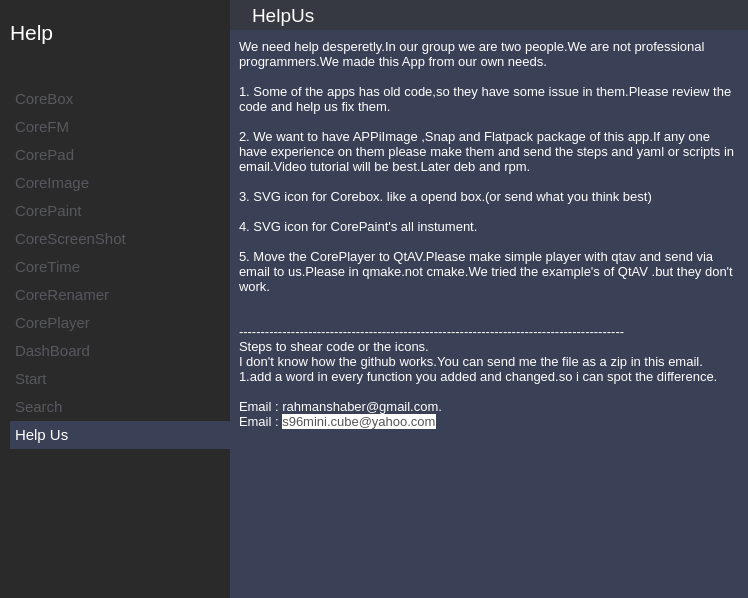
Before: the Qt Designer form app/help/help.ui in rahmanshaber/corebox, drawn with Qt 5.
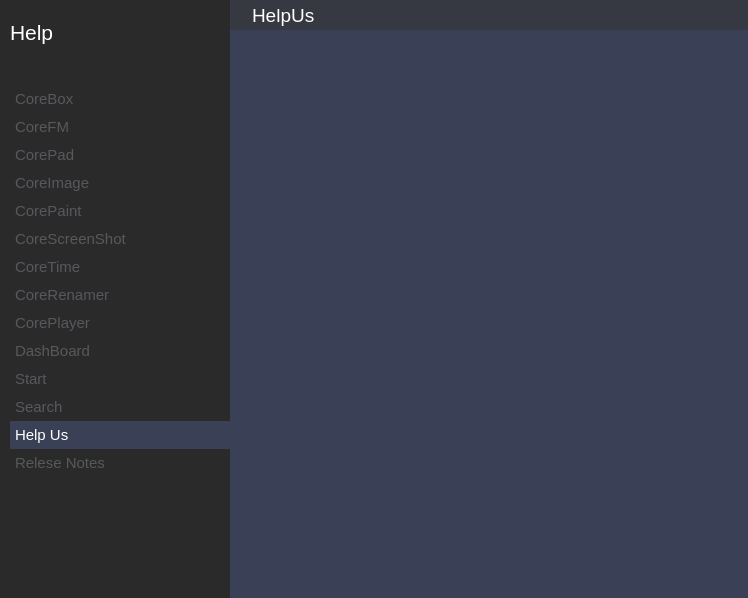
After: the same form once the commit is applied. Icons and pictures are not drawn.

Diff of the .ui file:
```diff
--- a/app/help/help.ui
+++ b/app/help/help.ui
@@ -148,7 +148,7 @@
    <item row="1" column="1">
     <widget class="QStackedWidget" name="pages">
      <property name="currentIndex">
-      <number>12</number>
+      <number>13</number>
      </property>
      <widget class="QWidget" name="pcorebox">
       <layout class="QVBoxLayout" name="verticalLayout_5">
@@ -747,6 +747,12 @@
 border: 1px #161616;
 }</string>
          </property>
+         <property name="frameShape">
+          <enum>QFrame::NoFrame</enum>
+         </property>
+         <property name="frameShadow">
+          <enum>QFrame::Plain</enum>
+         </property>
          <property name="html">
           <string>&lt;!DOCTYPE HTML PUBLIC &quot;-//W3C//DTD HTML 4.0//EN&quot; &quot;http://www.w3.org/TR/REC-html40/strict.dtd&quot;&gt;
 &lt;html&gt;&lt;head&gt;&lt;meta name=&quot;qrichtext&quot; content=&quot;1&quot; /&gt;&lt;style type=&quot;text/css&quot;&gt;
@@ -778,6 +784,43 @@
        </item>
       </layout>
      </widget>
+     <widget class="QWidget" name="prelesenotes">
+      <layout class="QVBoxLayout" name="verticalLayout_8">
+       <property name="spacing">
+        <number>0</number>
+       </property>
+       <property name="leftMargin">
+        <number>0</number>
+       </property>
+       <property name="topMargin">
+        <number>0</number>
+       </property>
+       <property name="rightMargin">
+        <number>0</number>
+       </property>
+       <property name="bottomMargin">
+        <number>0</number>
+       </property>
+       <item>
+        <widget class="QTextEdit" name="pgreleasenotes">
+         <property name="styleSheet">
+          <string notr="true">QTextEdit{
+padding: 5px 5px 5px 5px;
+background-color: #3A4055;
+color: #ffffff;
+border: 1px #161616;
+}</string>
+         </property>
+         <property name="frameShape">
+          <enum>QFrame::NoFrame</enum>
+         </property>
+         <property name="frameShadow">
+          <enum>QFrame::Plain</enum>
+         </property>
+        </widget>
+       </item>
+      </layout>
+     </widget>
     </widget>
    </item>
    <item row="0" column="0" rowspan="2">
@@ -1333,6 +1376,33 @@
         </property>
        </widget>
       </item>
+      <item>
+       <widget class="QPushButton" name="relesenotes">
+        <property name="font">
+         <font>
+          <pointsize>11</pointsize>
+         </font>
+        </property>
+        <property name="styleSheet">
+         <string notr="true">QPushButton{
+Text-align:left;
+padding: 5px 5px 5px 5px;
+}
+QPushButton:checked{
+background-color:#3A4055; 
+}
+QPushButton:!checked{
+color: #57585D ;
+}</string>
+        </property>
+        <property name="text">
+         <string>Relese Notes</string>
+        </property>
+        <property name="checkable">
+         <bool>true</bool>
+        </property>
+       </widget>
+      </item>
       <item>
        <spacer name="verticalSpacer_8">
         <property name="orientation">
```
Left out of the diff: 69 changed lines with no effect on the pictures.
